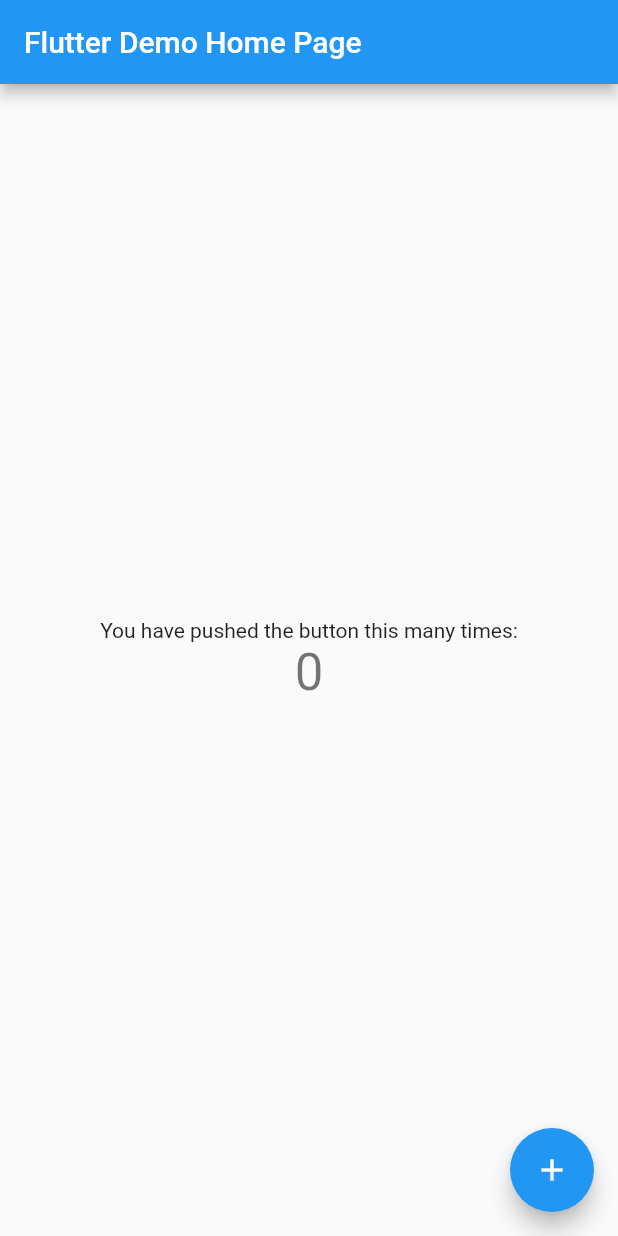
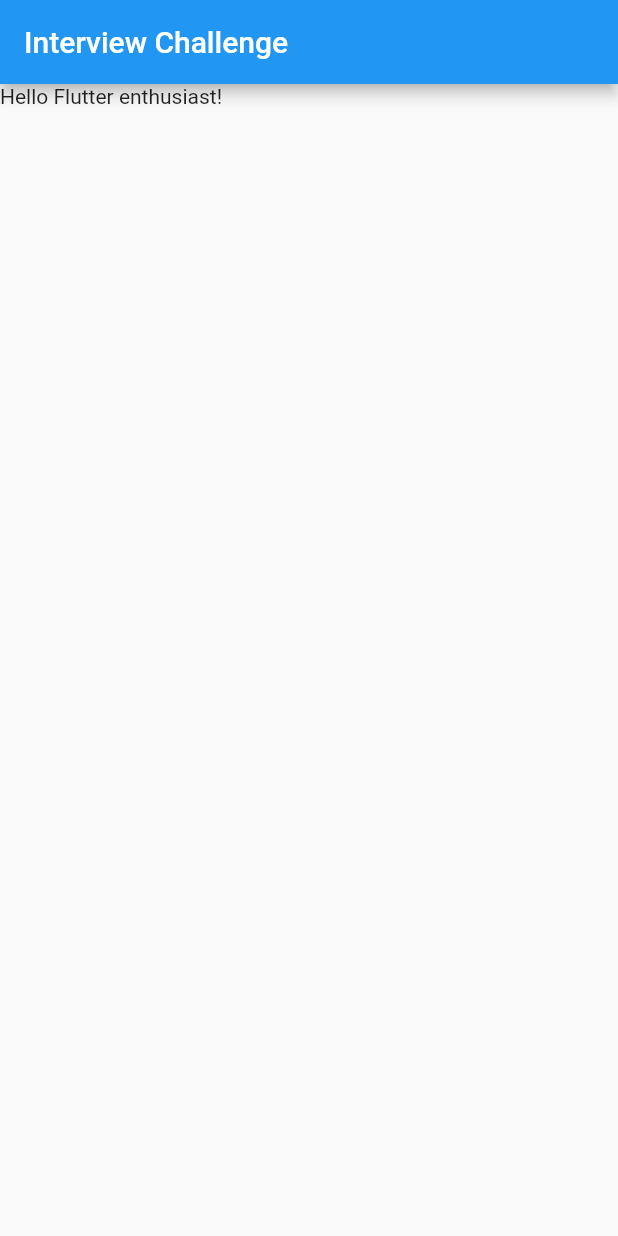
Before and after one commit to AhmedBeheiri/widgetbook-challange, a Flutter app: the screen it shows after launch, on a phone screen of 412 x 824 dp. Run offline on Flutter 3.47's test engine with Material 2 defaults, Android fonts, the phone set to English and light mode, and no system bars.

Commit message:
added challenge

```diff
--- /dev/null
+++ b/lib/app.dart
@@ -0,0 +1,21 @@
+import 'package:flutter/material.dart';
+
+/// The app.
+class App extends StatelessWidget {
+  /// Creates a new instance of [App].
+  const App({
+    Key? key,
+  }) : super(key: key);
+
+  @override
+  Widget build(BuildContext context) {
+    return MaterialApp(
+      home: Scaffold(
+        appBar: AppBar(
+          title: const Text('Interview Challenge'),
+        ),
+        body: const Text('Hello Flutter enthusiast!'),
+      ),
+    );
+  }
+}
--- a/lib/main.dart
+++ b/lib/main.dart
@@ -1,115 +1,6 @@
 import 'package:flutter/material.dart';
+import 'package:widgetbook_challenge/app.dart';
 
 void main() {
-  runApp(const MyApp());
+  runApp(const App());
 }
-
-class MyApp extends StatelessWidget {
-  const MyApp({Key? key}) : super(key: key);
-
-  // This widget is the root of your application.
-  @override
-  Widget build(BuildContext context) {
-    return MaterialApp(
-      title: 'Flutter Demo',
-      theme: ThemeData(
-        // This is the theme of your application.
-        //
-        // Try running your application with "flutter run". You'll see the
-        // application has a blue toolbar. Then, without quitting the app, try
-        // changing the primarySwatch below to Colors.green and then invoke
-        // "hot reload" (press "r" in the console where you ran "flutter run",
-        // or simply save your changes to "hot reload" in a Flutter IDE).
-        // Notice that the counter didn't reset back to zero; the application
-        // is not restarted.
-        primarySwatch: Colors.blue,
-      ),
-      home: const MyHomePage(title: 'Flutter Demo Home Page'),
-    );
-  }
-}
-
-class MyHomePage extends StatefulWidget {
-  const MyHomePage({Key? key, required this.title}) : super(key: key);
-
-  // This widget is the home page of your application. It is stateful, meaning
-  // that it has a State object (defined below) that contains fields that affect
-  // how it looks.
-
-  // This class is the configuration for the state. It holds the values (in this
-  // case the title) provided by the parent (in this case the App widget) and
-  // used by the build method of the State. Fields in a Widget subclass are
-  // always marked "final".
-
-  final String title;
-
-  @override
-  State<MyHomePage> createState() => _MyHomePageState();
-}
-
-class _MyHomePageState extends State<MyHomePage> {
-  int _counter = 0;
-
-  void _incrementCounter() {
-    setState(() {
-      // This call to setState tells the Flutter framework that something has
-      // changed in this State, which causes it to rerun the build method below
-      // so that the display can reflect the updated values. If we changed
-      // _counter without calling setState(), then the build method would not be
-      // called again, and so nothing would appear to happen.
-      _counter++;
-    });
-  }
-
-  @override
-  Widget build(BuildContext context) {
-    // This method is rerun every time setState is called, for instance as done
-    // by the _incrementCounter method above.
-    //
-    // The Flutter framework has been optimized to make rerunning build methods
-    // fast, so that you can just rebuild anything that needs updating rather
-    // than having to individually change instances of widgets.
-    return Scaffold(
-      appBar: AppBar(
-        // Here we take the value from the MyHomePage object that was created by
-        // the App.build method, and use it to set our appbar title.
-        title: Text(widget.title),
-      ),
-      body: Center(
-        // Center is a layout widget. It takes a single child and positions it
-        // in the middle of the parent.
-        child: Column(
-          // Column is also a layout widget. It takes a list of children and
-          // arranges them vertically. By default, it sizes itself to fit its
-          // children horizontally, and tries to be as tall as its parent.
-          //
-          // Invoke "debug painting" (press "p" in the console, choose the
-          // "Toggle Debug Paint" action from the Flutter Inspector in Android
-          // Studio, or the "Toggle Debug Paint" command in Visual Studio Code)
-          // to see the wireframe for each widget.
-          //
-          // Column has various properties to control how it sizes itself and
-          // how it positions its children. Here we use mainAxisAlignment to
-          // center the children vertically; the main axis here is the vertical
-          // axis because Columns are vertical (the cross axis would be
-          // horizontal).
-          mainAxisAlignment: MainAxisAlignment.center,
-          children: <Widget>[
-            const Text(
-              'You have pushed the button this many times:',
-            ),
-            Text(
-              '$_counter',
-              style: Theme.of(context).textTheme.headline4,
-            ),
-          ],
-        ),
-      ),
-      floatingActionButton: FloatingActionButton(
-        onPressed: _incrementCounter,
-        tooltip: 'Increment',
-        child: const Icon(Icons.add),
-      ), // This trailing comma makes auto-formatting nicer for build methods.
-    );
-  }
-}
```
Also changed, not shown: analysis_options.yaml (+2 -27 lines), lib/api/widgetbook_api.dart (added, +50 -0 lines), pubspec.yaml (+3 -71 lines), pubspec.lock, 1 other file.
